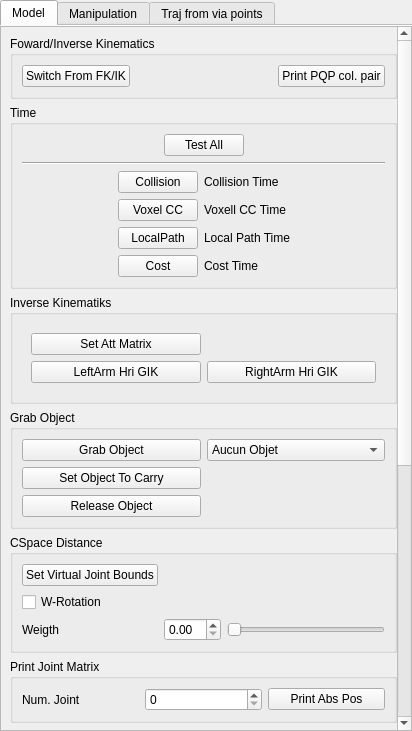
jmainpri/move3d-studio, file src/move3d-qt-gui-libs/src/qtMainInterface/sideWidgets/qtRobot.ui: the form before one commit.
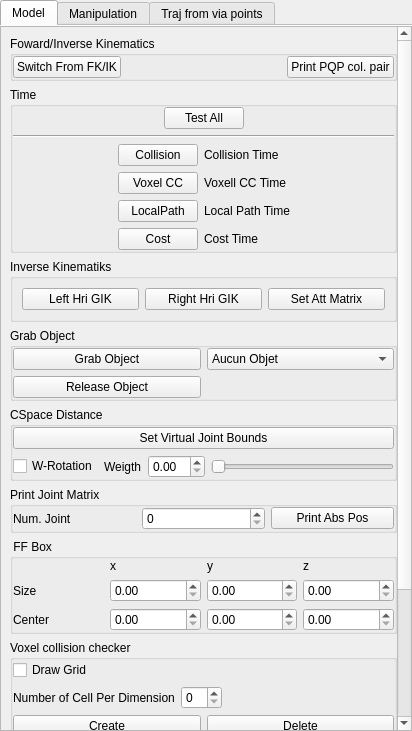
The form after the commit.

Diff of the .ui file:
```diff
--- a/src/move3d-qt-gui-libs/src/qtMainInterface/sideWidgets/qtRobot.ui
+++ b/src/move3d-qt-gui-libs/src/qtMainInterface/sideWidgets/qtRobot.ui
@@ -78,9 +78,9 @@
           <property name="geometry">
            <rect>
             <x>0</x>
-            <y>0</y>
-            <width>395</width>
-            <height>1246</height>
+            <y>-273</y>
+            <width>411</width>
+            <height>979</height>
            </rect>
           </property>
           <property name="sizePolicy">
@@ -102,6 +102,9 @@
               <string>Foward/Inverse Kinematics</string>
              </property>
              <layout class="QHBoxLayout" name="horizontalLayout_6">
+              <property name="margin">
+               <number>0</number>
+              </property>
               <item>
                <widget class="QPushButton" name="pushButtonSwitchFKIK">
                 <property name="text">
@@ -138,6 +141,9 @@
               <string>Time</string>
              </property>
              <layout class="QVBoxLayout" name="verticalLayout_15">
+              <property name="margin">
+               <number>0</number>
+              </property>
               <item>
                <layout class="QHBoxLayout" name="horizontalLayout_2">
                 <item>
@@ -284,30 +290,24 @@
              </property>
              <layout class="QHBoxLayout" name="horizontalLayout_3">
               <item>
-               <widget class="QWidget" name="widget" native="true">
-                <layout class="QGridLayout" name="gridLayout">
-                 <item row="0" column="0">
-                  <widget class="QPushButton" name="pushButtonAttMat">
-                   <property name="text">
-                    <string>Set Att Matrix</string>
-                   </property>
-                  </widget>
-                 </item>
-                 <item row="1" column="0">
                   <widget class="QPushButton" name="pushButtonComputeLeftArmGIK">
                    <property name="text">
-                    <string>LeftArm Hri GIK</string>
+                 <string>Left Hri GIK</string>
                    </property>
                   </widget>
                  </item>
-                 <item row="1" column="1">
+              <item>
                   <widget class="QPushButton" name="pushButtonComputeRightArmGIK">
                    <property name="text">
-                    <string>RightArm Hri GIK</string>
+                 <string>Right Hri GIK</string>
                    </property>
                   </widget>
                  </item>
-                </layout>
+              <item>
+               <widget class="QPushButton" name="pushButtonAttMat">
+                <property name="text">
+                 <string>Set Att Matrix</string>
+                </property>
                </widget>
               </item>
              </layout>
@@ -319,6 +319,9 @@
               <string>Grab Object</string>
              </property>
              <layout class="QGridLayout" name="gridLayout_15">
+              <property name="margin">
+               <number>0</number>
+              </property>
               <item row="0" column="0">
                <widget class="QPushButton" name="pushButtonGrabObject">
                 <property name="text">
@@ -335,20 +338,13 @@
                 </item>
                </widget>
               </item>
-              <item row="2" column="0">
+              <item row="1" column="0">
                <widget class="QPushButton" name="pushButtonReleaseObject">
                 <property name="text">
                  <string>Release Object</string>
                 </property>
                </widget>
               </item>
-              <item row="1" column="0">
-               <widget class="QPushButton" name="pushButtonSetObjectToCarry">
-                <property name="text">
-                 <string>Set Object To Carry</string>
-                </property>
-               </widget>
-              </item>
              </layout>
             </widget>
            </item>
@@ -358,39 +354,51 @@
               <string>CSpace Distance</string>
              </property>
              <layout class="QGridLayout" name="gridLayout_22">
+              <property name="margin">
+               <number>0</number>
+              </property>
+              <item row="0" column="0">
+               <widget class="QPushButton" name="pushButtonVirtualJointBounds">
+                <property name="text">
+                 <string>Set Virtual Joint Bounds</string>
+                </property>
+               </widget>
+              </item>
               <item row="1" column="0">
+               <widget class="QWidget" name="widget" native="true">
+                <layout class="QGridLayout" name="gridLayout">
+                 <property name="margin">
+                  <number>0</number>
+                 </property>
+                 <item row="0" column="0">
                <widget class="QCheckBox" name="checkBoxIsWeightedRot">
                 <property name="text">
                  <string>W-Rotation</string>
                 </property>
                </widget>
               </item>
-              <item row="2" column="0">
+                 <item row="0" column="1">
                <widget class="QLabel" name="label_11">
                 <property name="text">
                  <string>Weigth</string>
                 </property>
                </widget>
               </item>
-              <item row="2" column="1">
+                 <item row="0" column="2">
                <widget class="QDoubleSpinBox" name="doubleSpinBoxWeightedRot">
                 <property name="maximum">
                  <double>20.000000000000000</double>
                 </property>
                </widget>
               </item>
-              <item row="2" column="2">
+                 <item row="0" column="3">
                <widget class="QSlider" name="horizontalSliderWeightedRot">
                 <property name="orientation">
                  <enum>Qt::Horizontal</enum>
                 </property>
                </widget>
               </item>
-              <item row="0" column="0">
-               <widget class="QPushButton" name="pushButtonVirtualJointBounds">
-                <property name="text">
-                 <string>Set Virtual Joint Bounds</string>
-                </property>
+                </layout>
                </widget>
               </item>
              </layout>
@@ -402,6 +410,9 @@
               <string>Print Joint Matrix</string>
              </property>
              <layout class="QGridLayout" name="gridLayout_3">
+              <property name="margin">
+               <number>0</number>
+              </property>
               <item row="0" column="1">
                <widget class="QSpinBox" name="spinBoxPrintAbsPos"/>
               </item>
@@ -428,6 +439,9 @@
               <string> FF Box</string>
              </property>
              <layout class="QGridLayout" name="gridLayout_2">
+              <property name="margin">
+               <number>0</number>
+              </property>
               <item row="1" column="1">
                <widget class="QDoubleSpinBox" name="doubleSpinBoxSizeX"/>
               </item>
@@ -490,6 +504,9 @@
               <string>Voxel collision checker</string>
              </property>
              <layout class="QVBoxLayout" name="verticalLayout_2">
+              <property name="margin">
+               <number>0</number>
+              </property>
               <item>
                <widget class="QCheckBox" name="checkBoxDrawVoxelGrid">
                 <property name="text">
@@ -500,6 +517,9 @@
               <item>
                <widget class="QWidget" name="widget_3" native="true">
                 <layout class="QHBoxLayout" name="horizontalLayout_5">
+                 <property name="margin">
+                  <number>0</number>
+                 </property>
                  <item>
                   <widget class="QLabel" name="label_6">
                    <property name="text">
@@ -529,6 +549,15 @@
               <item>
                <widget class="QWidget" name="widget_2" native="true">
                 <layout class="QHBoxLayout" name="horizontalLayout_4">
+                 <property name="leftMargin">
+                  <number>0</number>
+                 </property>
+                 <property name="topMargin">
+                  <number>0</number>
+                 </property>
+                 <property name="rightMargin">
+                  <number>0</number>
+                 </property>
                  <item>
                   <widget class="QPushButton" name="pushButtonCreateVoxelCollisionChecker">
                    <property name="text">
```
Lines whose indentation alone changed are shown as unchanged.
